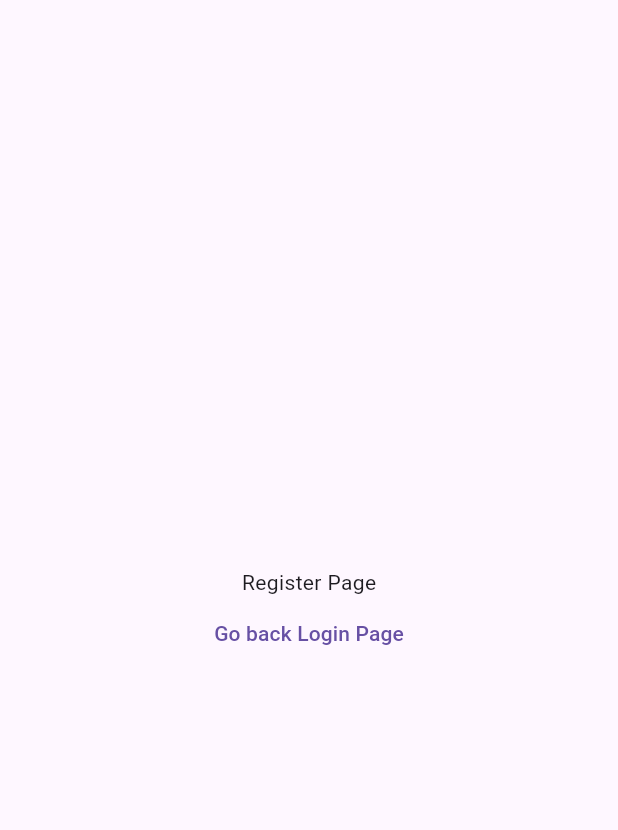
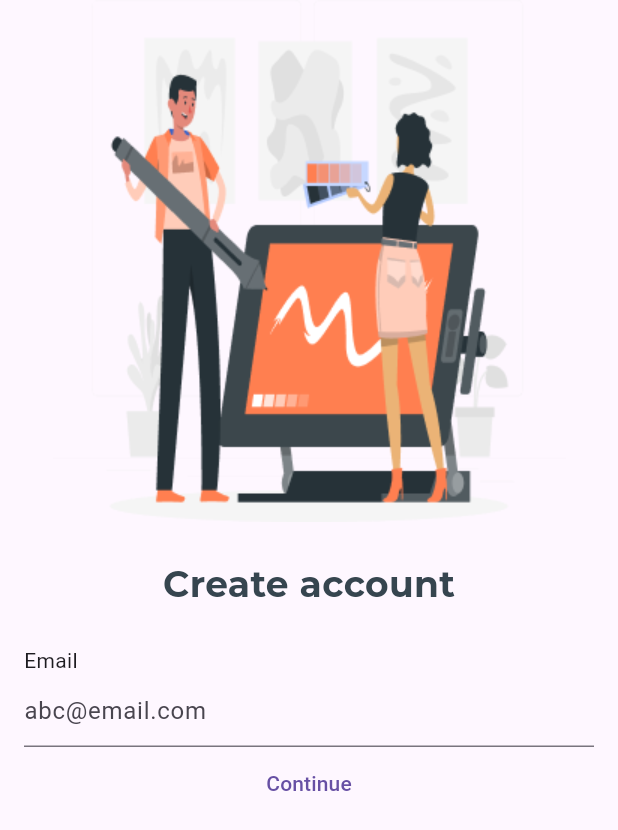
Before and after one commit to Nestech-K22-App-Mobile/flutter_practise, a Flutter app: the RegisterPage screen opened directly, on a phone screen of 412 x 824 dp. Shown: the top 830 px of the screen. Run offline on Flutter 3.47's test engine with Material 3 defaults, Android fonts, the phone set to English and light mode, and no system bars; project files that could hold a hidden picture were left out.

Commit message:
init register dummy action

```diff
--- a/lib/pages/login_page.dart
+++ b/lib/pages/login_page.dart
@@ -104,6 +104,7 @@ class _LoginPageState extends State<LoginPage> {
         },
       );
     }
+    navigateToRegister();
     // return showDialog<void>(
     //   context: context,
     //   barrierDismissible: false, // user must tap button!
--- a/lib/pages/register_page.dart
+++ b/lib/pages/register_page.dart
@@ -1,4 +1,6 @@
 import 'package:flutter/material.dart';
+import '../resource/fonts.dart' as fonts_constants;
+import '../resource/images.dart' as images_constants;
 
 class RegisterPage extends StatefulWidget {
   const RegisterPage({super.key});
@@ -8,24 +10,161 @@ class RegisterPage extends StatefulWidget {
 }
 
 class _RegisterPageState extends State<RegisterPage> {
+  int _step = 1;
+  final TextEditingController emailController = TextEditingController();
+  final TextEditingController birthdayController = TextEditingController();
+  final TextEditingController nameController = TextEditingController();
+  final TextEditingController genderController = TextEditingController();
+  final TextEditingController passwordController = TextEditingController();
+
   void goBack() {
     Navigator.pop(context);
+  }
+
+  void onContinue() {
+    if (_step >= 1 && _step <= 5) {
+      setState(() {
+        _step += 1;
+      });
+    }
+  }
+
+  void onPrevious() {
+    if (_step <= 5) {
+      setState(() {
+        _step -= 1;
+      });
+    }
   }
 
   @override
   Widget build(BuildContext context) {
     return Scaffold(
-      body: Center(
-        child: Column(
-          crossAxisAlignment: CrossAxisAlignment.center,
-          mainAxisAlignment: MainAxisAlignment.center,
-          children: <Widget>[
-            const Text('Register Page'),
-            TextButton(
-              onPressed: goBack,
-              child: const Text('Go back Login Page'),
+      body: GestureDetector(
+        onTap: () {
+          FocusScope.of(context).requestFocus(
+            FocusNode(),
+          );
+        },
+        child: SafeArea(
+          child: SingleChildScrollView(
+            child: Center(
+              child: Column(
+                mainAxisAlignment: MainAxisAlignment.center,
+                children: [
+                  const Image(
+                    image: AssetImage(images_constants.imgRegister),
+                  ),
+                  Container(
+                    margin: const EdgeInsets.symmetric(vertical: 24.0),
+                    child: const Text(
+                      'Create account',
+                      style: TextStyle(
+                        fontFamily: fonts_constants.fontBold,
+                        fontSize: 24.0,
+                        color: Color.fromRGBO(54, 69, 79, 1),
+                      ),
+                    ),
+                  ),
+                  Builder(builder: (context) {
+                    switch (_step) {
+                      case 1:
+                        return Container(
+                          padding: EdgeInsets.symmetric(horizontal: 16.0),
+                          child: Column(
+                            crossAxisAlignment: CrossAxisAlignment.start,
+                            children: [
+                              Text('Email'),
+                              TextField(
+                                decoration: InputDecoration(hintText: 'abc@email.com'),
+                                controller: emailController,
+                              ),
+                            ],
+                          ),
+                        );
+
+                      case 2:
+                        return Container(
+                          padding: EdgeInsets.symmetric(horizontal: 16.0),
+                          child: Column(
+                            crossAxisAlignment: CrossAxisAlignment.start,
+                            children: [
+                              Text('Name'),
+                              TextField(
+                                decoration: InputDecoration(hintText: 'abc@email.com'),
+                                controller: nameController,
+                              ),
+                            ],
+                          ),
+                        );
+
+                      case 3:
+                        return Container(
+                          padding: EdgeInsets.symmetric(horizontal: 16.0),
+                          child: Column(
+                            crossAxisAlignment: CrossAxisAlignment.start,
+                            children: [
+                              Text('Birthday'),
+                              TextField(
+                                decoration: InputDecoration(hintText: 'abc@email.com'),
+                                controller: birthdayController,
+                              ),
+                            ],
+                          ),
+                        );
+
+                      case 4:
+                        return Container(
+                          padding: EdgeInsets.symmetric(horizontal: 16.0),
+                          child: Column(
+                            crossAxisAlignment: CrossAxisAlignment.start,
+                            children: [
+                              Text('Gender'),
+                              TextField(
+                                decoration: InputDecoration(hintText: 'abc@email.com'),
+                                controller: genderController,
+                              ),
+                            ],
+                          ),
+                        );
+
+                      case 5:
+                        return Container(
+                          padding: EdgeInsets.symmetric(horizontal: 16.0),
+                          child: Column(
+                            crossAxisAlignment: CrossAxisAlignment.start,
+                            children: [
+                              Text('Password'),
+                              TextField(
+                                decoration: InputDecoration(hintText: 'abc@email.com'),
+                                controller: passwordController,
+                              ),
+                            ],
+                          ),
+                        );
+
+                      default:
+                        return Text("Empty..");
+                    }
+                  }),
+                  Container(
+                    child: TextButton(
+                      onPressed: onContinue,
+                      child: Text('Continue'),
+                    ),
+                  ),
+                  _step > 1
+                      ? Container(
+                          child: TextButton(
+                            onPressed: onPrevious,
+                            child: Text('Previous'),
+                          ),
+                        )
+                      : Text('')
+                ],
+              ),
             ),
-          ],
+          ),
         ),
       ),
     );
--- a/lib/resource/images.dart
+++ b/lib/resource/images.dart
@@ -1 +1,2 @@
 const String imgLogin = 'assets/images/img_login.png';
+const String imgRegister = 'assets/images/img_register.png';
```
Also changed, not shown: assets/images/img_register.png (added).
